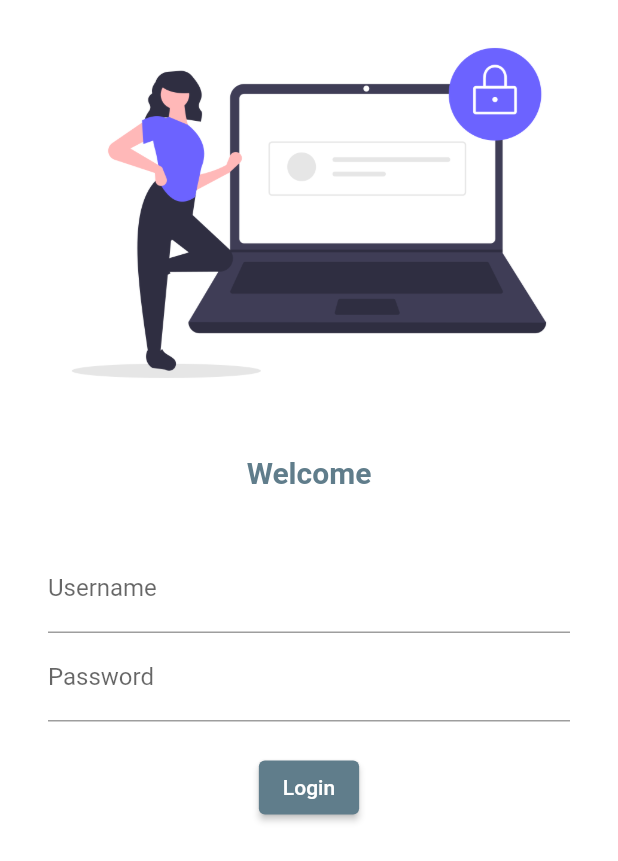
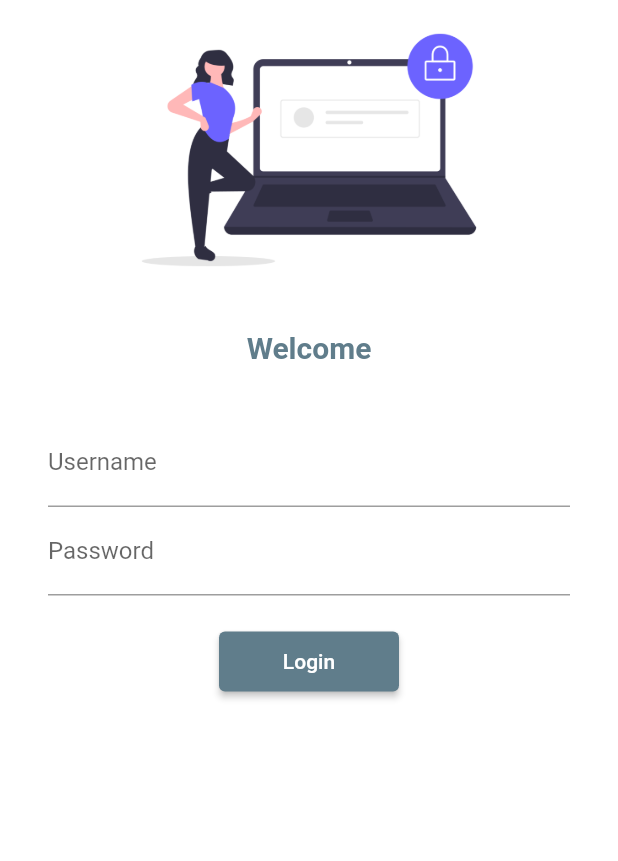
Before and after one commit to Tanvir180/Fltutter_Practice1, a Flutter app: the screen it shows after launch, on a phone screen of 412 x 824 dp. Shown: the top 861 px of the screen. Run offline on Flutter 3.47's test engine with Material 2 defaults, Android fonts, the phone set to English and light mode, and no system bars; our stand-ins replace google_fonts; Roboto replaces fonts that are missing (Abel).

Commit message:
day6 competed

```diff
--- a/lib/main.dart
+++ b/lib/main.dart
@@ -2,6 +2,7 @@ import 'package:flutter/material.dart';
 import 'package:google_fonts/google_fonts.dart';
 import 'package:practice1/pages/home_page.dart';
 import 'package:practice1/pages/login_page.dart';
+import 'package:practice1/utils/routes.dart';
 
 void main() {
   runApp(const MyApp());
@@ -28,11 +29,11 @@ class MyApp extends StatelessWidget {
           fontFamily: GoogleFonts.abel().fontFamily),
       darkTheme: ThemeData(brightness: Brightness.dark),
 
-      initialRoute: "/Login",
+      initialRoute: "/",
       routes: {
         "/": (context) => const LoginPage(),
-        "/Home": (context) => const HomePage(),
-        "/Login": (context) => const LoginPage(),
+        MyRoutes.homeRoute: (context) => const HomePage(),
+        MyRoutes.loginRoute: (context) => const LoginPage(),
       },
     );
   }
--- a/lib/pages/login_page.dart
+++ b/lib/pages/login_page.dart
@@ -1,4 +1,5 @@
 import 'package:flutter/material.dart';
+import 'package:practice1/utils/routes.dart';
 
 class LoginPage extends StatelessWidget {
   const LoginPage({Key? key}) : super(key: key);
@@ -7,10 +8,12 @@ class LoginPage extends StatelessWidget {
   Widget build(BuildContext context) {
     return Material(
       color: Colors.white,
+      child: SingleChildScrollView(
         child: Column(children: [
           Image.asset(
             "assets/images/login.png",
             fit: BoxFit.cover,
+            height: 200,
           ),
           const SizedBox(
             height: 20.0,
@@ -26,7 +29,8 @@ class LoginPage extends StatelessWidget {
             height: 20.0,
           ),
           Padding(
-          padding: const EdgeInsets.symmetric(vertical: 16.0, horizontal: 32.0),
+            padding:
+                const EdgeInsets.symmetric(vertical: 16.0, horizontal: 32.0),
             child: Column(
               children: [
                 TextFormField(
@@ -47,15 +51,16 @@ class LoginPage extends StatelessWidget {
                 ),
                 ElevatedButton(
                   onPressed: () {
-                  print("Hi");
+                    Navigator.pushNamed(context, MyRoutes.homeRoute);
                   },
-                style: TextButton.styleFrom(),
+                  style: TextButton.styleFrom(minimumSize: const Size(120, 40)),
                   child: const Text("Login"),
                 )
               ],
             ),
           ),
         ]),
+      ),
     );
   }
 }
--- /dev/null
+++ b/lib/utils/routes.dart
@@ -0,0 +1,4 @@
+class MyRoutes {
+  static String loginRoute = "/login";
+  static String homeRoute = "/home";
+}
```
Lines whose indentation alone changed are shown as unchanged.
